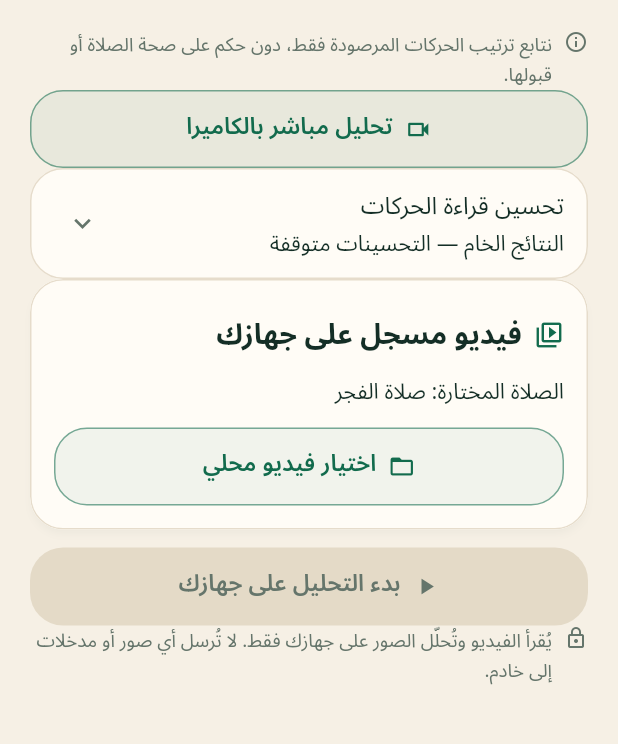
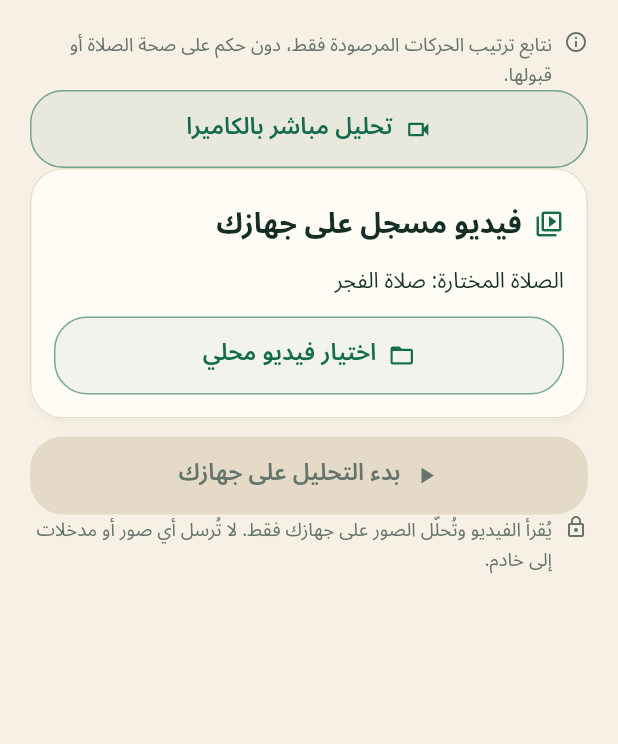
Before and after one commit to mmwady/prayer, a Flutter app: the screen it shows after launch, after a tap on "صلاة الفجر", on a phone screen of 412 x 824 dp, the part 414-1158 px from its top. Run offline on Flutter 3.47's test engine with Material 3 defaults, Android fonts, the phone set to English and light mode, and no system bars; our stand-ins replace camera, flutter_secure_storage, qr_flutter, shared_preferences; missing offline and left inert: dart:html, dart:js_interop, dart:ui_web, google_mlkit_pose_detection, mobile_scanner; network calls fail.

Commit message:
Keep recommended prayer assessment settings enabled and hide controls

```diff
--- a/mobile/coaching/lib/local/assessment_widgets.dart
+++ b/mobile/coaching/lib/local/assessment_widgets.dart
@@ -1,63 +1,6 @@
 import 'package:flutter/material.dart';
 import 'assessment_options.dart';
-import 'session.dart';
 import '../video/analysis_report.dart';
-
-class LocalAssessmentControls extends StatelessWidget {
-  const LocalAssessmentControls(
-      {super.key, required this.session, required this.onChanged});
-  final LocalSession session;
-  final VoidCallback onChanged;
-  @override
-  Widget build(BuildContext context) {
-    final options = session.options;
-    void update({bool? sequence, bool? ruku, bool? seated}) {
-      session.options = LocalAssessmentOptions(
-          sequenceNormalization: sequence ?? options.sequenceNormalization,
-          rukuGeometryGate: ruku ?? options.rukuGeometryGate,
-          seatedProbabilityProjection:
-              seated ?? options.seatedProbabilityProjection);
-      onChanged();
-    }
-
-    return Card(
-        child: ExpansionTile(
-            title: const Text('تحسين قراءة الحركات'),
-            subtitle: Text(options.enabled
-                ? 'تحسينات اختيارية مفعّلة'
-                : 'النتائج الخام — التحسينات متوقفة'),
-            children: [
-          const Padding(
-              padding: EdgeInsets.symmetric(horizontal: 16),
-              child: Text(
-                  'تساعد هذه الخيارات في قراءة التسلسل. تبقى تنبؤات النماذج الأصلية محفوظة، وتظهر التغييرات في التقرير للمراجعة.')),
-          TextButton(
-              onPressed: () {
-                session.options = LocalAssessmentOptions.recommended;
-                onChanged();
-              },
-              child: const Text('استخدام إعدادات التحسين المقترحة')),
-          SwitchListTile(
-              value: options.sequenceNormalization,
-              title: const Text('تنقية تسلسل الحركات'),
-              subtitle: const Text(
-                  'يجمع الأحداث المتقطعة ويرجّح ترتيب المحطات؛ لا يثبت صحة الصلاة.'),
-              onChanged: (v) => update(sequence: v)),
-          SwitchListTile(
-              value: options.rukuGeometryGate,
-              title: const Text('مراجعة الركوع من وضع الساقين'),
-              subtitle: const Text(
-                  'يترك الركوع غير مؤكد إذا لم تظهر أدلة كافية على استقامة الساق.'),
-              onChanged: (v) => update(ruku: v)),
-          SwitchListTile(
-              value: options.seatedProbabilityProjection,
-              title: const Text('ترجيح وضع الجلوس — تجريبي'),
-              subtitle: const Text(
-                  'يجمع احتمالات الجلوس والتسليم عند ضعف القرار الفردي؛ قد يضيف أحداثًا زائدة.'),
-              onChanged: (v) => update(seated: v)),
-        ]));
-  }
-}
 
 class LocalAssessmentReview extends StatelessWidget {
   const LocalAssessmentReview({super.key, required this.report});
--- a/mobile/coaching/lib/local/session.dart
+++ b/mobile/coaching/lib/local/session.dart
@@ -52,8 +52,8 @@ class LocalSession {
   List<Map<String, dynamic>> samples = [], captures = [];
   Map<String, Uint8List> images = {};
   StableLocalCapture stable = StableLocalCapture();
-  LocalAssessmentOptions options = const LocalAssessmentOptions();
-  LocalAssessmentOptions _activeOptions = const LocalAssessmentOptions();
+  final LocalAssessmentOptions options = LocalAssessmentOptions.recommended;
+  LocalAssessmentOptions _activeOptions = LocalAssessmentOptions.recommended;
   Future<void> _operation = Future.value();
   String? _groupSignature, _bestFrame;
   int? _lastTimestamp;
@@ -260,7 +260,8 @@ class LocalSession {
           'analysis_version': info!['model_version'],
         });
       } catch (_) {
-        data['storage_warning'] = 'التقرير المحلي متاح، لكن تعذر حفظ ملخص المتابعة للمزامنة.';
+        data['storage_warning'] =
+            'التقرير المحلي متاح، لكن تعذر حفظ ملخص المتابعة للمزامنة.';
       }
     }
   }
--- a/mobile/coaching/lib/screens/live_analysis_screen.dart
+++ b/mobile/coaching/lib/screens/live_analysis_screen.dart
@@ -8,7 +8,6 @@ import '../ui/ui_kit.dart';
 import 'video_analysis_screen.dart';
 import '../local/analysis_service.dart';
 import '../local/prediction_cards.dart';
-import '../local/assessment_widgets.dart';
 
 class LiveAnalysisScreen extends StatefulWidget {
   const LiveAnalysisScreen(
@@ -201,10 +200,6 @@ class _LiveAnalysisScreenState extends State<LiveAnalysisScreen>
                             ]))),
                   if (!c.busy && c.camera.ready) startButton(c),
                   if (!c.busy && countdown == null) ...[
-                    if (c.api is LocalAnalysisService && c.api.jobId == null)
-                      LocalAssessmentControls(
-                          session: (c.api as LocalAnalysisService).session,
-                          onChanged: () => setState(() {})),
                     AppCard(
                         child: Column(
                             crossAxisAlignment: CrossAxisAlignment.start,
--- a/mobile/coaching/lib/screens/video_analysis_screen.dart
+++ b/mobile/coaching/lib/screens/video_analysis_screen.dart
@@ -95,10 +95,6 @@ class _VideoAnalysisScreenState extends State<VideoAnalysisScreen> {
                           label: const Text('حذف التحليل والعودة')),
                     ] else ...[
                       if (!c.busy) ...[
-                        if (c.api is LocalAnalysisService)
-                          LocalAssessmentControls(
-                              session: (c.api as LocalAnalysisService).session,
-                              onChanged: () => setState(() {})),
                         AppCard(
                             child: Column(
                                 crossAxisAlignment: CrossAxisAlignment.start,
```
Also changed, not shown: 2 other files.
